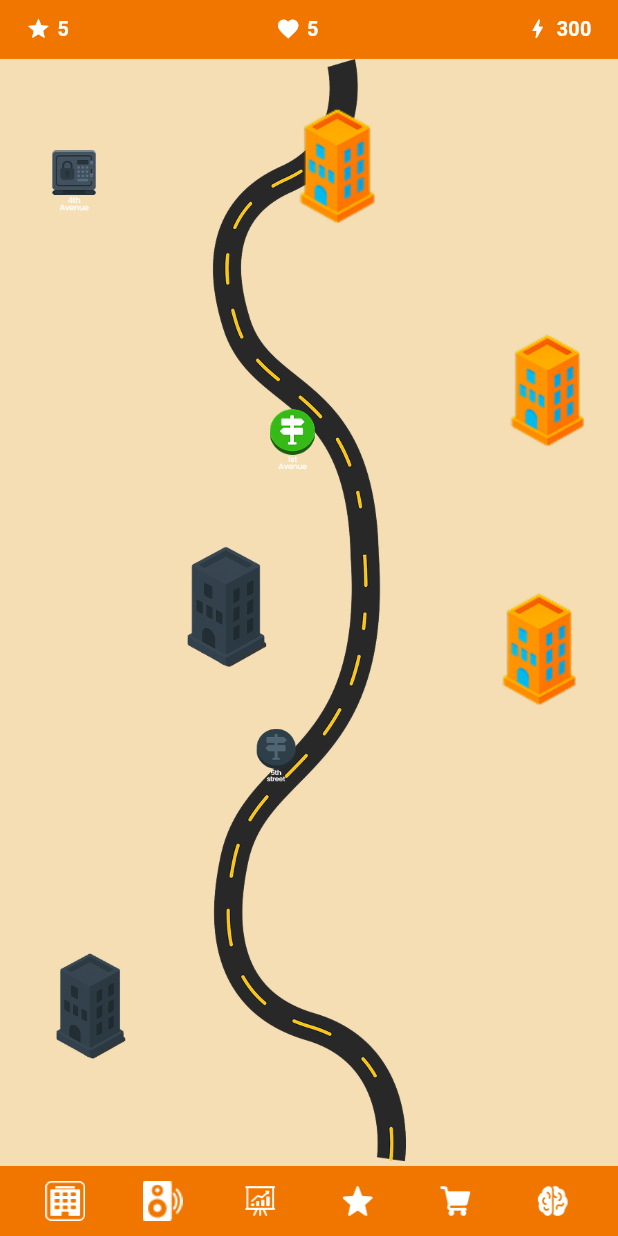
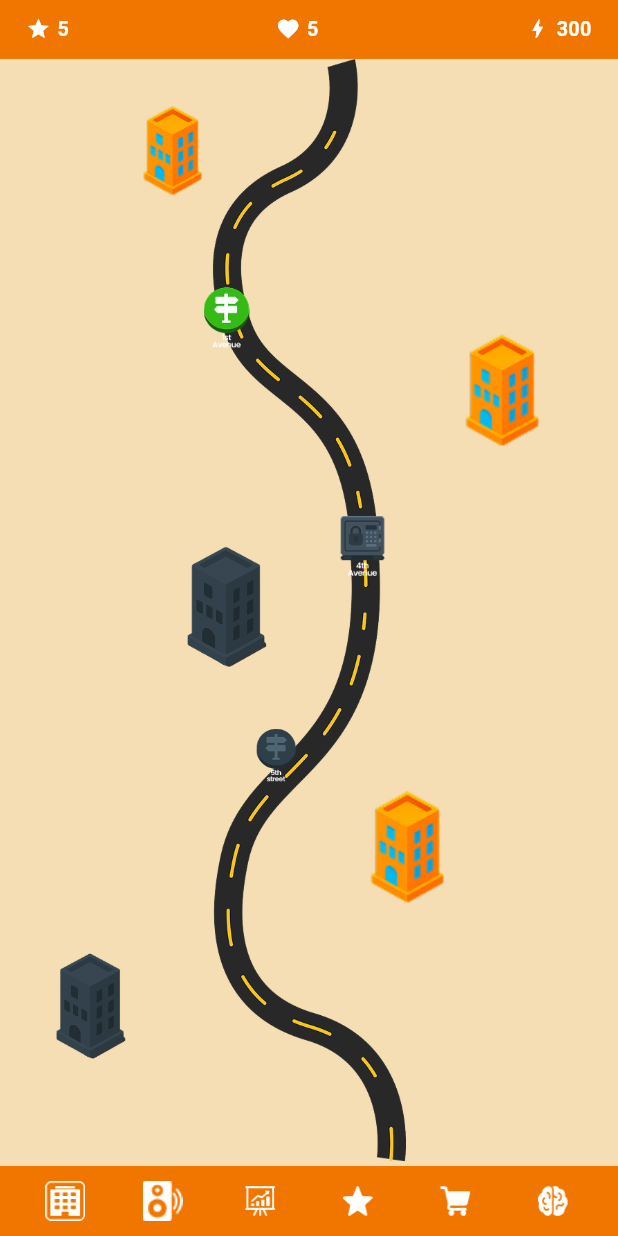
Before and after one commit to srsohan485/Naculish, a Flutter app: the HomeMapScreen screen opened directly, on a phone screen of 412 x 824 dp. Run offline on Flutter 3.47's test engine with Material 3 defaults, Android fonts, the phone set to English and light mode, and no system bars; our stand-ins replace flutter_screenutil; Roboto replaces fonts that are missing (Poppins).

Commit message:
Map Page Edit

```diff
--- a/lib/Core/AppColor/app_color.dart
+++ b/lib/Core/AppColor/app_color.dart
@@ -119,6 +119,7 @@ class AppColors {
   final Color card = const Color(0xFFFE7400);
   final Color black = const Color(0xFF000000);
   final Color box = const Color(0xFFFFECCB);
+  final Color bg = const Color(0xFFF49000);
 
 
 
--- a/lib/Features/AppUILightMode/Auth/View/forgot_password.dart
+++ b/lib/Features/AppUILightMode/Auth/View/forgot_password.dart
@@ -15,7 +15,7 @@ class ForgotPasswordScreen extends StatelessWidget {
     final colors = AppColors.instance;
 
     return Scaffold(
-      backgroundColor: colors.orange,
+      backgroundColor: colors.bg,
       body: SafeArea(
         child: Padding(
           padding: EdgeInsets.symmetric(horizontal: 24.w, vertical: 32.h),
--- a/lib/Features/AppUILightMode/Auth/View/new_password.dart
+++ b/lib/Features/AppUILightMode/Auth/View/new_password.dart
@@ -6,6 +6,7 @@ import 'package:flutter_screenutil/flutter_screenutil.dart';
 
 import '../../../../Core/AppColor/app_color.dart';
 import '../../../../Core/AppText/app_text.dart';
+import '../../Splash/splash_screen1.dart';
 import 'auth_widget.dart';
 
 class NewPasswordScreen extends StatelessWidget {
@@ -16,7 +17,7 @@ class NewPasswordScreen extends StatelessWidget {
     final colors = AppColors.instance;
 
     return Scaffold(
-      backgroundColor: colors.orange,
+      backgroundColor: colors.bg,
       body: SafeArea(
         child: Padding(
           padding: EdgeInsets.symmetric(horizontal: 24.w, vertical: 32.h),
@@ -92,7 +93,7 @@ class NewPasswordScreen extends StatelessWidget {
               PrimaryButton(
                 label: AppStrings.save,
                 onTap: () {
-                  // Handle save
+                  Navigator.push(context, MaterialPageRoute(builder: (context)=>SplashScreen()));
                 },
               ),
             ],
--- a/lib/Features/AppUILightMode/Auth/View/otp_verification.dart
+++ b/lib/Features/AppUILightMode/Auth/View/otp_verification.dart
@@ -17,7 +17,7 @@ class OTPVerificationScreen extends StatelessWidget {
     final colors = AppColors.instance;
 
     return Scaffold(
-      backgroundColor: colors.orange,
+      backgroundColor: colors.bg,
       body: SafeArea(
         child: Padding(
           padding: EdgeInsets.symmetric(horizontal: 24.w, vertical: 32.h),
--- a/lib/Features/AppUILightMode/Home/HomeMapScreen.dart
+++ b/lib/Features/AppUILightMode/Home/HomeMapScreen.dart
@@ -32,21 +32,21 @@ class HomeMapScreen extends StatelessWidget {
                   // Orange building right top
                   Positioned(
                     top: 30.h,
-                    right: 140.w,
+                    right: 240.w,
                     child: Image.asset(AppImages.building,
-                        width: 60.w, height: 80.h),
+                        width: 60.w, height: 60.h),
                   ),
                   // Orange building right middle
                   Positioned(
                     top: 180.h,
-                    right: 15.w,
+                    right: 30.w,
                     child: Image.asset(AppImages.building,
-                        width: 55.w, height: 75.h),
+                        width: 80.w, height: 75.h),
                   ),
                   // Orange building right lower
                   Positioned(
-                    top: 350.h,
-                    right: 20.w,
+                    top: 480.h,
+                    right: 100.w,
                     child: Image.asset(AppImages.building,
                         width: 55.w, height: 75.h),
                   ),
@@ -64,17 +64,10 @@ class HomeMapScreen extends StatelessWidget {
                     child: Image.asset(AppImages.buildingblack,
                         width: 50.w, height: 70.h),
                   ),
-                  // Avenue sign top left
-                  Positioned(
-                    top: 60.h,
-                    left: 25.w,
-                    child:
-                    Image.asset(AppImages.avenue, width: 40.w, height: 40.h),
-                  ),
                   // Direction sign mid
                   Positioned(
-                    top: 230.h,
-                    left: 160.w,
+                    top: 150.h,
+                    left: 120.w,
                     child: GestureDetector(
                       onTap: () {
                         Navigator.push(context, MaterialPageRoute(builder: (context)=>HomeAvenueScreen()));
@@ -86,6 +79,13 @@ class HomeMapScreen extends StatelessWidget {
                         height: 40.h,
                       ),
                     ),
+                  ),
+                  // Avenue sign top left
+                  Positioned(
+                    top: 300.h,
+                    left: 200.w,
+                    child:
+                    Image.asset(AppImages.avenue, width: 40.w, height: 40.h),
                   ),
                   // Direction black sign lower
                   Positioned(
--- a/lib/Features/AppUILightMode/SingInSingUp/Singin_Page.dart
+++ b/lib/Features/AppUILightMode/SingInSingUp/Singin_Page.dart
@@ -1,7 +1,9 @@
 import 'package:flutter/material.dart';
 import 'package:flutter_screenutil/flutter_screenutil.dart';
+import 'package:naculis/Core/AppColor/app_color.dart';
 import 'package:naculis/Core/AppText/app_text.dart';
 
+import '../CreateProfile/ProfileLanguage.dart';
 import 'Singup_Page.dart';
 
 class SignInScreen extends StatefulWidget {
@@ -27,7 +29,7 @@ class _SignInScreenState extends State<SignInScreen> {
   @override
   Widget build(BuildContext context) {
     return Scaffold(
-      backgroundColor: const Color(0xFFE8930A),
+      backgroundColor: AppColors.instance.bg,
       body: SafeArea(
         child: SingleChildScrollView(
           padding: EdgeInsets.symmetric(horizontal: 24.w),
@@ -192,7 +194,7 @@ class _SignInScreenState extends State<SignInScreen> {
                 height: 50.h,
                 child: ElevatedButton(
                   onPressed: () {
-                    // Handle Sign In
+                    Navigator.push(context, MaterialPageRoute(builder: (context)=>CreateProfileLanguageScreen()));
                   },
                   style: ElevatedButton.styleFrom(
                     backgroundColor: const Color(0xFF12B76A),
--- a/lib/Features/AppUILightMode/Splash/splash_screen2.dart
+++ b/lib/Features/AppUILightMode/Splash/splash_screen2.dart
@@ -3,6 +3,8 @@ import 'package:flutter/material.dart';
 import 'package:flutter_screenutil/flutter_screenutil.dart';
 import 'package:naculis/Core/AppText/app_text.dart';
 import 'package:naculis/Features/AppUILightMode/Splash/splash_widget.dart';
+
+import '../SingInSingUp/Singin_Page.dart';
 
 class LanguageSelectionScreen extends StatelessWidget {
   const LanguageSelectionScreen({super.key});
@@ -95,7 +97,7 @@ class LanguageSelectionScreen extends StatelessWidget {
                         title: AppStrings.USEnglish,
                         subtitle: AppStrings.Welcome,
                         onTap: () {
-                          // Navigate to onboarding with English
+                          Navigator.push(context, MaterialPageRoute(builder: (context)=> SignInScreen()));
                         },
                       ),
                       SizedBox(height: 12.h),
@@ -103,7 +105,7 @@ class LanguageSelectionScreen extends StatelessWidget {
                         title: AppStrings.Espanol,
                         subtitle: AppStrings.Naculis,
                         onTap: () {
-                          // Navigate to onboarding with Spanish
+                          // Navigator.push(context, MaterialPageRoute(builder: (context)=> SignInScreen()));
                         },
                       ),
                       SizedBox(height: 48.h),
--- a/lib/main.dart
+++ b/lib/main.dart
@@ -41,7 +41,7 @@ class MyApp extends StatelessWidget {
         );
       },
       // ✅ Pass the first screen as child — NOT inside MaterialApp directly
-      child: const SignInScreen(),
+      child: const ForgotPasswordScreen(),
     );
   }
 }
```
Also changed, not shown: lib/Features/AppUILightMode/CreateProfile/CreateProfileWidget.dart (+8 -4 lines), lib/Features/AppUILightMode/CreateProfile/CreateVibeScreen.dart (+10 -1 lines), lib/Features/AppUILightMode/CreateProfile/ProfileFeelingScreen.dart (+10 -1 lines), lib/Features/AppUILightMode/CreateProfile/ProfileLanguage.dart (+10 -1 lines).
